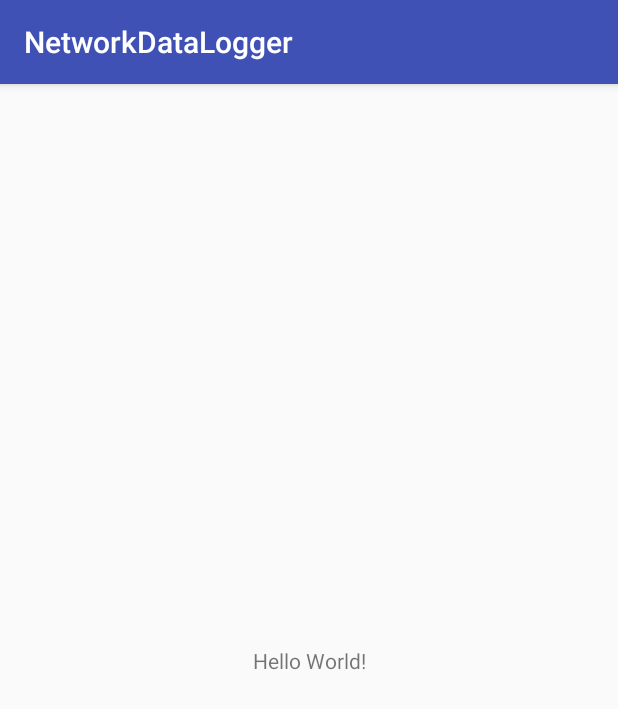
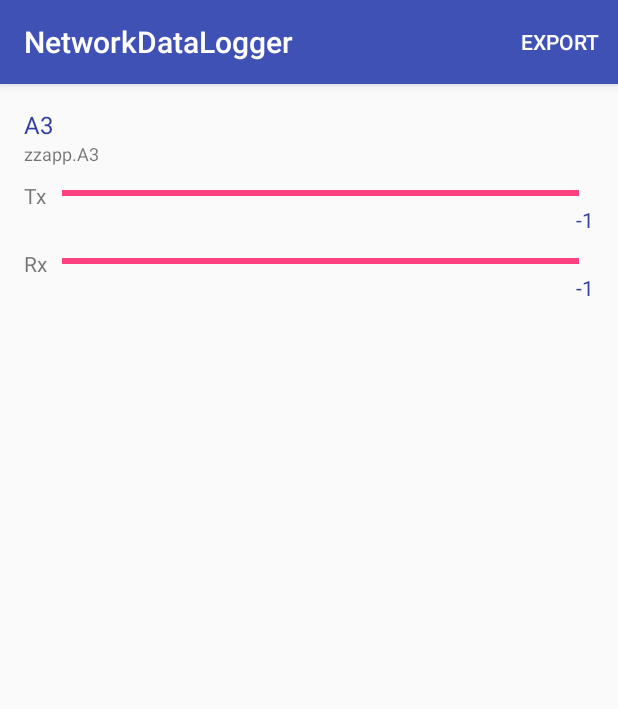
Before and after one commit to luisfelipeas5/NetworkDataLogger, an Android app: the screen it shows after launch (MainActivity), on a phone screen of 412 x 824 dp. Shown: the top 709 px of the screen. Run offline under Robolectric (Android 15) with nearby library versions, the phone set to English and light mode, and no system bars; our stand-ins replace data binding.

Commit message:
- Recycler view added - Share content by explicit Intent implemented

```diff
--- a/app/build.gradle
+++ b/app/build.gradle
@@ -17,6 +17,9 @@ android {
             proguardFiles getDefaultProguardFile('proguard-android.txt'), 'proguard-rules.pro'
         }
     }
+    dataBinding {
+        enabled true
+    }
 }
 
 dependencies {
@@ -25,6 +28,6 @@ dependencies {
         exclude group: 'com.android.support', module: 'support-annotations'
     })
     compile 'com.android.support:appcompat-v7:25.3.1'
-    compile 'com.android.support.constraint:constraint-layout:1.0.1'
+    compile 'com.android.support:recyclerview-v7:25.3.1'
     testCompile 'junit:junit:4.12'
 }
--- a/app/src/main/java/br/com/luisfelipeas5/networkdatalogger/MainActivity.java
+++ b/app/src/main/java/br/com/luisfelipeas5/networkdatalogger/MainActivity.java
@@ -1,86 +1,170 @@
 package br.com.luisfelipeas5.networkdatalogger;
 
-import android.Manifest;
+import android.content.Intent;
 import android.content.pm.ApplicationInfo;
-import android.content.pm.PackageManager;
+import android.databinding.DataBindingUtil;
 import android.net.TrafficStats;
-import android.os.Build;
-import android.support.annotation.NonNull;
-import android.support.v4.app.ActivityCompat;
-import android.support.v4.content.ContextCompat;
+import android.os.AsyncTask;
+import android.support.v4.widget.SwipeRefreshLayout;
 import android.support.v7.app.AppCompatActivity;
 import android.os.Bundle;
+import android.support.v7.widget.LinearLayoutManager;
+import android.text.TextUtils;
+import android.view.Menu;
+import android.view.MenuInflater;
+import android.view.MenuItem;
+import android.widget.Toast;
 
-import java.io.File;
-import java.io.FileOutputStream;
-import java.io.IOException;
-import java.text.SimpleDateFormat;
-import java.util.Date;
+import java.util.Collections;
+import java.util.Comparator;
+import java.util.LinkedList;
 import java.util.List;
-import java.util.Locale;
 
-public class MainActivity extends AppCompatActivity {
+import br.com.luisfelipeas5.networkdatalogger.adapter.AppDataAdapter;
+import br.com.luisfelipeas5.networkdatalogger.databinding.ActivityMainBinding;
+import br.com.luisfelipeas5.networkdatalogger.model.AppData;
 
-    private static final int REQUEST_CODE_PERMISSIONS = 0;
+public class MainActivity extends AppCompatActivity implements SwipeRefreshLayout.OnRefreshListener {
+
+    private ActivityMainBinding mBinding;
+    private List<AppData> mAppDataList;
+    private Toast mCurrentToast;
+    private boolean mRefreshing;
 
     @Override
     protected void onCreate(Bundle savedInstanceState) {
         super.onCreate(savedInstanceState);
-        setContentView(R.layout.activity_main);
-        logNetworkUsage();
+        mBinding = DataBindingUtil.setContentView(this, R.layout.activity_main);
+
+        LinearLayoutManager layoutManager = new LinearLayoutManager(this);
+        mBinding.recyclerView.setLayoutManager(layoutManager);
+
+        mBinding.swipeRefreshLayout.setOnRefreshListener(this);
+        mBinding.swipeRefreshLayout.setColorSchemeResources(R.color.colorPrimary, R.color.colorAccent);
+
+        loadNetworkUsage();
+    }
+
+    private void loadNetworkUsage() {
+        new AsyncTask<Void, Void, Void>() {
+
+            @Override
+            protected void onPreExecute() {
+                super.onPreExecute();
+                setRefreshing(true);
+            }
+
+            @Override
+            protected Void doInBackground(Void... params) {
+                setUpAppDataList();
+                return null;
+            }
+
+            @Override
+            protected void onPostExecute(Void aVoid) {
+                super.onPostExecute(aVoid);
+                setRefreshing(false);
+                AppDataAdapter appDataAdapter = new AppDataAdapter(mAppDataList);
+                mBinding.recyclerView.setAdapter(appDataAdapter);
+            }
+        }.execute();
+    }
+
+    private void setRefreshing(final boolean refreshing) {
+        mRefreshing = refreshing;
+        mBinding.swipeRefreshLayout.post(new Runnable() {
+            @Override
+            public void run() {
+                if (refreshing && mRefreshing) {
+                    mBinding.swipeRefreshLayout.setRefreshing(true);
+                } else {
+                    mBinding.swipeRefreshLayout.setRefreshing(false);
+                }
+            }
+        });
+    }
+
+    private void setUpAppDataList() {
+        List<ApplicationInfo> installedApplications = getPackageManager().getInstalledApplications(0);
+        mAppDataList = new LinkedList<>();
+        for (ApplicationInfo applicationInfo : installedApplications) {
+            String name = applicationInfo.className;
+            if (!TextUtils.isEmpty(name)) {
+                long tx = TrafficStats.getUidTxBytes(applicationInfo.uid);
+                long rx = TrafficStats.getUidRxBytes(applicationInfo.uid);
+
+                AppData appData = new AppData(name, tx, rx);
+                mAppDataList.add(appData);
+            }
+        }
+        Collections.sort(mAppDataList, new Comparator<AppData>() {
+            @Override
+            public int compare(AppData o1, AppData o2) {
+                long transmitted1 = o1.getTransmitted();
+                long transmitted2 = o2.getTransmitted();
+                if (transmitted1 > transmitted2) {
+                    return -1;
+                } else if (transmitted1 < transmitted2) {
+                    return 1;
+                }
+                return 0;
+            }
+        });
     }
 
     @Override
-    public void onRequestPermissionsResult(int requestCode, @NonNull String[] permissions, @NonNull int[] grantResults) {
-        super.onRequestPermissionsResult(requestCode, permissions, grantResults);
-        switch (requestCode) {
-            case REQUEST_CODE_PERMISSIONS:
-                // If request is cancelled, the result arrays are empty.
-                if (grantResults.length > 0
-                        && grantResults[0] == PackageManager.PERMISSION_GRANTED) {
-                    logNetworkUsage();
-                }
-                break;
+    public boolean onCreateOptionsMenu(Menu menu) {
+        MenuInflater menuInflater = getMenuInflater();
+        menuInflater.inflate(R.menu.main_activity, menu);
+        return true;
+    }
+
+    @Override
+    public boolean onOptionsItemSelected(MenuItem item) {
+        int itemId = item.getItemId();
+        switch (itemId) {
+            case R.id.action_export:
+                exportData();
+                return true;
+        }
+        return super.onOptionsItemSelected(item);
+    }
+
+    private void exportData() {
+        if (mAppDataList == null || mAppDataList.isEmpty()) {
+            if (mCurrentToast != null) {
+                mCurrentToast.cancel();
+            }
+            mCurrentToast = Toast.makeText(this, R.string.no_data_to_export, Toast.LENGTH_SHORT);
+            mCurrentToast.show();
+            return;
         }
 
+        String nameLabel = getString(R.string.name_label) + ": ";
+        String transmittedLabel = getString(R.string.transmitted_label) + ": ";
+        String receivedLabel = getString(R.string.received_label) + ": ";
+
+        StringBuilder stringBuilder = new StringBuilder();
+        for (AppData appData : mAppDataList) {
+            stringBuilder
+                    .append(nameLabel).append(appData.getName()).append("\n")
+                    .append("\t").append(transmittedLabel).append(appData.getTransmitted()).append("\n")
+                    .append("\t").append(receivedLabel).append(appData.getReceived()).append("\n")
+                    .append("\n");
+        }
+        String textToShare = stringBuilder.toString();
+
+        Intent sendIntent = new Intent();
+        sendIntent.setAction(Intent.ACTION_SEND);
+        sendIntent.putExtra(Intent.EXTRA_TEXT, textToShare);
+        sendIntent.setType("text/plain");
+        if (sendIntent.resolveActivity(getPackageManager()) != null) {
+            startActivity(sendIntent);
+        }
     }
 
-    private void logNetworkUsage() {
-        if (Build.VERSION.SDK_INT >= Build.VERSION_CODES.M) {
-            boolean readPhoneStateGranted = ContextCompat.checkSelfPermission(this, Manifest.permission.READ_PHONE_STATE)
-                    == PackageManager.PERMISSION_GRANTED;
-            boolean writeExternalGranted = ContextCompat.checkSelfPermission(this, Manifest.permission.WRITE_EXTERNAL_STORAGE)
-                    == PackageManager.PERMISSION_GRANTED;
-            boolean readExternalGranted = ContextCompat.checkSelfPermission(this, Manifest.permission.READ_EXTERNAL_STORAGE)
-                    == PackageManager.PERMISSION_GRANTED;
-            if (!readPhoneStateGranted || !writeExternalGranted || !readExternalGranted) {
-                ActivityCompat.requestPermissions(this,
-                        new String[]{Manifest.permission.READ_PHONE_STATE,
-                                Manifest.permission.READ_EXTERNAL_STORAGE,
-                                Manifest.permission.WRITE_EXTERNAL_STORAGE},
-                        REQUEST_CODE_PERMISSIONS);
-            } else {
-                File filesDir = getFilesDir();
-
-                Date date = new Date(System.currentTimeMillis());
-                SimpleDateFormat simpleDateFormatter = new SimpleDateFormat("yyyy_MM_dd_HH_mm", Locale.getDefault());
-                File file = new File(filesDir, "report" + simpleDateFormatter.format(date) + ".txt");
-                try {
-                    FileOutputStream fileOutputStream = new FileOutputStream(file);
-                    List<ApplicationInfo> installedApplications = getPackageManager().getInstalledApplications(0);
-                    for(ApplicationInfo app : installedApplications){
-                        String name = app.className;
-                        long tx = TrafficStats.getUidTxBytes(app.uid);
-                        long rx = TrafficStats.getUidRxBytes(app.uid);
-
-                        String output = name + ": total transmitted = " + tx + "; total received = " +
-                                rx;
-                        fileOutputStream.write(output.getBytes());
-                    }
-                } catch (IOException e) {
-                    e.printStackTrace();
-                }
-            }
-        }
+    @Override
+    public void onRefresh() {
+        loadNetworkUsage();
     }
 }
--- /dev/null
+++ b/app/src/main/java/br/com/luisfelipeas5/networkdatalogger/adapter/AppDataAdapter.java
@@ -0,0 +1,63 @@
+package br.com.luisfelipeas5.networkdatalogger.adapter;
+
+import android.net.TrafficStats;
+import android.support.v7.widget.RecyclerView;
+import android.view.LayoutInflater;
+import android.view.ViewGroup;
+
+import java.util.List;
+
+import br.com.luisfelipeas5.networkdatalogger.databinding.LayoutApplicationAdapterItemBinding;
+import br.com.luisfelipeas5.networkdatalogger.model.AppData;
+
+public class AppDataAdapter extends RecyclerView.Adapter<AppDataAdapter.ViewHolder> {
+
+    private List<AppData> mAppDataList;
+    private long mTotalReceived;
+    private long mTotalTransmitted;
+
+    public AppDataAdapter(List<AppData> appDataList) {
+        mAppDataList = appDataList;
+
+        mTotalReceived = TrafficStats.getTotalRxBytes();
+        mTotalTransmitted = TrafficStats.getTotalTxBytes();
+    }
+
+    @Override
+    public ViewHolder onCreateViewHolder(ViewGroup parent, int viewType) {
+        LayoutInflater inflater = LayoutInflater.from(parent.getContext());
+        LayoutApplicationAdapterItemBinding adapterItemBinding
+                = LayoutApplicationAdapterItemBinding.inflate(inflater, parent, false);
+        return new ViewHolder(adapterItemBinding);
+    }
+
+    @Override
+    public void onBindViewHolder(ViewHolder holder, int position) {
+        AppData appData = mAppDataList.get(position);
+        holder.mBinding.setAppData(appData);
+
+        int receivedPercent = getPercentage(appData.getReceived(), mTotalReceived);
+        holder.mBinding.progressBarReceived.setProgress(receivedPercent);
+
+        int transmittedPercent = getPercentage(appData.getTransmitted(), mTotalTransmitted);
+        holder.mBinding.progressBarTransmitted.setProgress(transmittedPercent);
+    }
+
+    private int getPercentage(long numerator, long denominator) {
+        return (int)(numerator * 100.0 / denominator + 0.5);
+    }
+
+    @Override
+    public int getItemCount() {
+        return mAppDataList.size();
+    }
+
+    class ViewHolder extends RecyclerView.ViewHolder{
+        LayoutApplicationAdapterItemBinding mBinding;
+
+        ViewHolder(LayoutApplicationAdapterItemBinding binding) {
+            super(binding.getRoot());
+            mBinding = binding;
+        }
+    }
+}
--- /dev/null
+++ b/app/src/main/java/br/com/luisfelipeas5/networkdatalogger/model/AppData.java
@@ -0,0 +1,34 @@
+package br.com.luisfelipeas5.networkdatalogger.model;
+
+public class AppData {
+
+    private String name;
+    private long transmitted;
+    private long received;
+
+    public AppData(String name, long transmitted, long received) {
+        this.name = name;
+        this.transmitted = transmitted;
+        this.received = received;
+    }
+
+    public String getName() {
+        return name;
+    }
+
+    public String getShortName() {
+        String[] names = name.split("\\.");
+        if (names.length > 1) {
+            return names[names.length - 1];
+        }
+        return name;
+    }
+
+    public long getTransmitted() {
+        return transmitted;
+    }
+
+    public long getReceived() {
+        return received;
+    }
+}
--- a/app/src/main/res/layout/activity_main.xml
+++ b/app/src/main/res/layout/activity_main.xml
@@ -1,18 +1,16 @@
 <?xml version="1.0" encoding="utf-8"?>
-<android.support.constraint.ConstraintLayout xmlns:android="http://schemas.android.com/apk/res/android"
-    xmlns:app="http://schemas.android.com/apk/res-auto"
-    xmlns:tools="http://schemas.android.com/tools"
-    android:layout_width="match_parent"
-    android:layout_height="match_parent"
-    tools:context="br.com.luisfelipeas5.networkdatalogger.MainActivity">
+<layout>
+    <android.support.v4.widget.SwipeRefreshLayout xmlns:android="http://schemas.android.com/apk/res/android"
+        xmlns:tools="http://schemas.android.com/tools"
+        android:id="@+id/swipe_refresh_layout"
+        android:layout_width="match_parent"
+        android:layout_height="match_parent"
+        tools:context="br.com.luisfelipeas5.networkdatalogger.MainActivity">
 
-    <TextView
-        android:layout_width="wrap_content"
-        android:layout_height="wrap_content"
-        android:text="Hello World!"
-        app:layout_constraintBottom_toBottomOf="parent"
-        app:layout_constraintLeft_toLeftOf="parent"
-        app:layout_constraintRight_toRightOf="parent"
-        app:layout_constraintTop_toTopOf="parent" />
+        <android.support.v7.widget.RecyclerView android:id="@+id/recycler_view"
+            android:layout_width="match_parent"
+            android:layout_height="match_parent" />
 
-</android.support.constraint.ConstraintLayout>
+    </android.support.v4.widget.SwipeRefreshLayout>
+
+</layout>
--- /dev/null
+++ b/app/src/main/res/layout/layout_application_adapter_item.xml
@@ -0,0 +1,95 @@
+<?xml version="1.0" encoding="utf-8"?>
+<layout xmlns:android="http://schemas.android.com/apk/res/android">
+
+    <data>
+        <variable
+            name="appData"
+            type="br.com.luisfelipeas5.networkdatalogger.model.AppData"/>
+    </data>
+
+    <LinearLayout
+        android:padding="16dp"
+        android:orientation="vertical"
+        android:layout_width="match_parent"
+        android:layout_height="wrap_content">
+
+        <TextView android:id="@+id/txt_short_name"
+            android:text="@{appData.shortName}"
+            android:textSize="16sp"
+            android:textColor="@color/colorPrimaryDark"
+            android:layout_width="match_parent"
+            android:layout_height="wrap_content" />
+
+        <TextView android:id="@+id/txt_name"
+            android:text="@{appData.name}"
+            android:textSize="12sp"
+            android:layout_width="match_parent"
+            android:layout_height="wrap_content" />
+
+        <RelativeLayout android:id="@+id/layout_transmitted"
+            android:layout_marginTop="10dp"
+            android:layout_width="match_parent"
+            android:layout_height="wrap_content">
+
+            <TextView android:id="@+id/txt_transmitted_label"
+                android:text="@string/transmitted_label"
+                android:layout_width="wrap_content"
+                android:layout_height="wrap_content" />
+
+            <ProgressBar android:id="@+id/progress_bar_transmitted"
+                style="?android:progressBarStyleHorizontal"
+                android:layout_toEndOf="@id/txt_transmitted_label"
+                android:layout_toRightOf="@id/txt_transmitted_label"
+                android:layout_marginStart="10dp"
+                android:layout_marginLeft="10dp"
+                android:layout_marginEnd="10dp"
+                android:layout_marginRight="10dp"
+                android:layout_width="match_parent"
+                android:layout_height="wrap_content" />
+
+            <TextView android:id="@+id/txt_transmitted"
+                android:layout_below="@id/progress_bar_transmitted"
+                android:text="@{@string/value(appData.transmitted)}"
+                android:textColor="@color/colorPrimaryDark"
+                android:layout_alignParentEnd="true"
+                android:layout_alignParentRight="true"
+                android:layout_width="wrap_content"
+                android:layout_height="wrap_content" />
+
+        </RelativeLayout>
+
+        <RelativeLayout android:id="@+id/layout_received"
+            android:layout_marginTop="10dp"
+            android:layout_width="match_parent"
+            android:layout_height="wrap_content">
+
+            <TextView android:id="@+id/txt_received_label"
+                android:text="@string/received_label"
+                android:layout_width="wrap_content"
+                android:layout_height="wrap_content" />
+
+            <ProgressBar android:id="@+id/progress_bar_received"
+                style="?android:progressBarStyleHorizontal"
+                android:layout_toEndOf="@id/txt_received_label"
+                android:layout_toRightOf="@id/txt_received_label"
+                android:layout_marginStart="10dp"
+                android:layout_marginLeft="10dp"
+                android:layout_marginEnd="10dp"
+                android:layout_marginRight="10dp"
+                android:layout_width="match_parent"
+                android:layout_height="wrap_content" />
+
+            <TextView android:id="@+id/txt_received"
+                android:layout_below="@id/progress_bar_received"
+                android:text="@{@string/value(appData.received)}"
+                android:textColor="@color/colorPrimaryDark"
+                android:layout_alignParentEnd="true"
+                android:layout_alignParentRight="true"
+                android:layout_width="wrap_content"
+                android:layout_height="wrap_content" />
+
+        </RelativeLayout>
+
+    </LinearLayout>
+
+</layout>
--- /dev/null
+++ b/app/src/main/res/menu/main_activity.xml
@@ -0,0 +1,9 @@
+<?xml version="1.0" encoding="utf-8"?>
+<menu xmlns:android="http://schemas.android.com/apk/res/android"
+    xmlns:app="http://schemas.android.com/apk/res-auto">
+
+    <item android:id="@+id/action_export"
+        android:title="@string/export"
+        app:showAsAction="always"/>
+
+</menu>
--- a/app/src/main/res/values/strings.xml
+++ b/app/src/main/res/values/strings.xml
@@ -5,4 +5,10 @@
         It have to be granted by Settings application of your device.</string>
     <string name="oh_nice">Oh nice, let me give the permission</string>
     <string name="not_now">Not now</string>
+    <string name="transmitted_label">Tx</string>
+    <string name="received_label">Rx</string>
+    <string name="value">%d</string>
+    <string name="export">export</string>
+    <string name="no_data_to_export">No data to export</string>
+    <string name="name_label">name</string>
 </resources>
```
